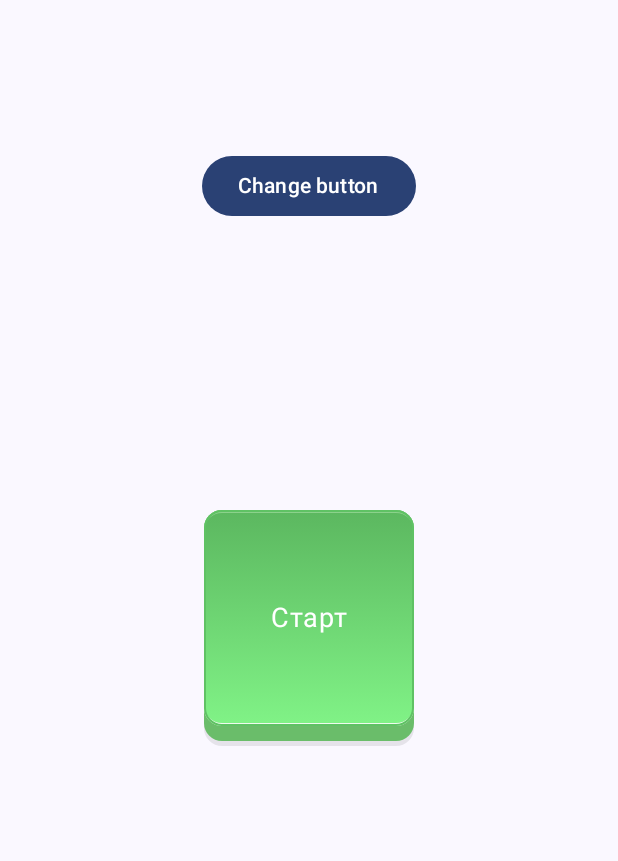
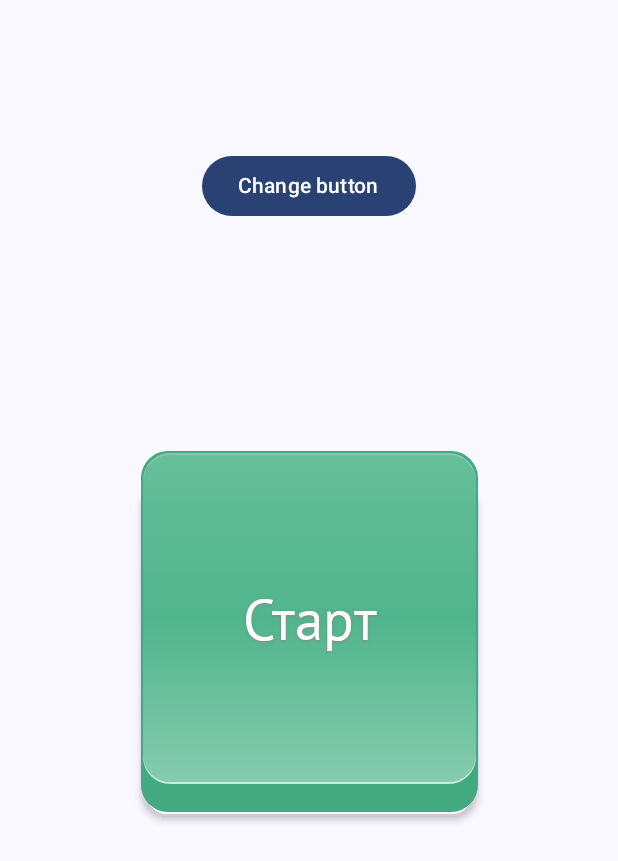
Before and after one commit to AlexMarikutsa/test-buttons, an Android app built with Jetpack Compose: the screen it shows after launch (MainActivity), on a phone screen of 412 x 824 dp. Shown: the top 861 px of the screen. Run offline under Robolectric (Android 15) with nearby library versions, the phone set to English and light mode, and no system bars.

Commit message:
fix: green button

```diff
--- a/app/src/main/java/com/testbuttons/ui/components/GreenButton.kt
+++ b/app/src/main/java/com/testbuttons/ui/components/GreenButton.kt
@@ -2,14 +2,14 @@ package com.testbuttons.ui.components
 
 import androidx.compose.animation.core.animateDpAsState
 import androidx.compose.foundation.background
-import androidx.compose.foundation.border
 import androidx.compose.foundation.gestures.detectTapGestures
 import androidx.compose.foundation.layout.Box
 import androidx.compose.foundation.layout.fillMaxSize
+import androidx.compose.foundation.layout.height
 import androidx.compose.foundation.layout.offset
 import androidx.compose.foundation.layout.padding
-import androidx.compose.foundation.layout.size
-import androidx.compose.material3.MaterialTheme
+import androidx.compose.foundation.layout.width
+import androidx.compose.foundation.shape.RoundedCornerShape
 import androidx.compose.material3.Text
 import androidx.compose.runtime.Composable
 import androidx.compose.runtime.getValue
@@ -18,24 +18,31 @@ import androidx.compose.runtime.remember
 import androidx.compose.runtime.setValue
 import androidx.compose.ui.Alignment
 import androidx.compose.ui.Modifier
-import androidx.compose.ui.draw.alpha
+import androidx.compose.ui.geometry.Offset
 import androidx.compose.ui.graphics.Brush
 import androidx.compose.ui.graphics.Color
+import androidx.compose.ui.graphics.Shadow
+import androidx.compose.ui.graphics.graphicsLayer
 import androidx.compose.ui.input.pointer.pointerInput
+import androidx.compose.ui.text.TextStyle
+import androidx.compose.ui.text.font.Font
+import androidx.compose.ui.text.font.FontFamily
+import androidx.compose.ui.text.font.FontWeight
 import androidx.compose.ui.tooling.preview.Preview
 import androidx.compose.ui.unit.Dp
 import androidx.compose.ui.unit.dp
 import androidx.compose.ui.unit.sp
+import com.testbuttons.R
 import com.testbuttons.ui.theme.TestButtonsTheme
 
-val mainGreen = Color(0xFF6abd6a)
-val topButtonColor = Color(0xFF5cb860)
+val mainGreen = Color(0xFF43A980)
+val frontGreen = Color(0xFF50B58D)
 
 @Composable
 fun GreenButton() {
+    val buttonShape = RoundedCornerShape(18.dp)
     var isPressed by remember { mutableStateOf(false) }
-    val buttonDepth = 10.dp
-    val buttonShadowSize = 3.dp
+    val buttonDepth = 17.dp
     val offset: Dp by animateDpAsState(
         targetValue = if (isPressed) buttonDepth else 0.dp,
         label = "Button animation"
@@ -44,23 +51,26 @@ fun GreenButton() {
     Box(
         modifier = Modifier
     ) {
+        if (!isPressed) {
             Box(
                 modifier = Modifier
-                .offset(y = buttonDepth + buttonShadowSize)
+                    .offset(y = buttonDepth)
                     .matchParentSize()
-                .alpha(if (offset == 0.dp) 0.08f else 0f)
-                .background(
-                    color = Color.Black,
-                    shape = MaterialTheme.shapes.medium
+                    .graphicsLayer {
+                        shadowElevation = 3.dp.toPx()
+                        translationY = 3.dp.toPx()
+                        shape = buttonShape
+                        clip = true
+                    }
             )
-        )
+        }
         Box(
             modifier = Modifier
                 .offset(y = buttonDepth)
                 .matchParentSize()
                 .background(
                     color = mainGreen,
-                    shape = MaterialTheme.shapes.medium
+                    shape = buttonShape
                 )
         )
         Box(
@@ -80,47 +90,59 @@ fun GreenButton() {
                 }
                 .background(
                     color = mainGreen,
-                    shape = MaterialTheme.shapes.medium
+                    shape = buttonShape
                 )
         ) {
             Box(
                 modifier = Modifier
+                    .padding(1.dp)
                     .background(
                         brush = Brush.verticalGradient(
                             colors = listOf(
-                                Color(0xFF8ad18a),
-                                Color(0xFFf0faf0)
+                                Color(0xFFFFFFFF).copy(alpha = 0.36f),
+                                Color(0xFFFFFFFF)
+                                    .copy(alpha = if (isPressed) 0.6f else 0.74f)
                             )
                         ),
-                        shape = MaterialTheme.shapes.medium
-                    )
-                    .border(
-                        width = 1.dp,
-                        color = Color(0xFF5fc264),
-                        shape = MaterialTheme.shapes.medium
+                        shape = buttonShape
                     )
             ) {
                 Box(
                     modifier = Modifier
-                        .padding(vertical = 2.dp)
-                        .size(140.dp)
+                        .padding(vertical = 1.dp)
+                        .background(
+                            color = frontGreen,
+                            shape = buttonShape
+                        )
+                ) {
+                    Box(
+                        modifier = Modifier
+                            .width(222.dp)
+                            .height(218.dp)
                             .then(
-                            if (offset == 0.dp) {
+                                if (!isPressed) {
                                     Modifier
                                         .background(
                                             brush = Brush.verticalGradient(
                                                 colors = listOf(
-                                                topButtonColor,
-                                                Color(0xFF80f286)
+                                                    Color(0xFFFFFFFF).copy(alpha = 0.13f),
+                                                    Color(0xFFFFFFFF).copy(alpha = 0f),
+                                                    Color(0xFFFFFFFF).copy(alpha = 0.3f)
                                                 )
                                             ),
-                                        shape = MaterialTheme.shapes.medium
+                                            shape = buttonShape
                                         )
                                 } else {
                                     Modifier
                                         .background(
-                                        color = topButtonColor,
-                                        shape = MaterialTheme.shapes.medium
+                                            brush = Brush.verticalGradient(
+                                                colors = listOf(
+                                                    Color(0xFFFFFFFF).copy(alpha = 0.13f),
+                                                    Color(0xFFFFFFFF).copy(alpha = 0f),
+                                                    Color(0xFFFFFFFF).copy(alpha = 0.2f)
+                                                )
+                                            ),
+                                            shape = buttonShape
                                         )
                                 }
                             )
@@ -128,10 +150,21 @@ fun GreenButton() {
                     ) {
                         Text(
                             text = "Старт",
-                        fontSize = 18.sp,
+                            style = TextStyle(
+                                fontSize = 38.sp,
+                                fontFamily = FontFamily(Font(R.font.pt_sans)),
+                                fontWeight = FontWeight.Normal,
                                 color = Color.White,
-                        modifier = Modifier.align(Alignment.Center)
+                                shadow = Shadow(
+                                    color = Color.Gray,
+                                    offset = Offset(0f, 1f),
+                                    blurRadius = 2f
                                 )
+                            ),
+                            modifier = Modifier
+                                .align(Alignment.Center)
+                        )
+                    }
                 }
             }
         }
```
Also changed, not shown: app/src/main/res/font/pt_sans.ttf (added). Lines whose indentation alone changed are shown as unchanged.
